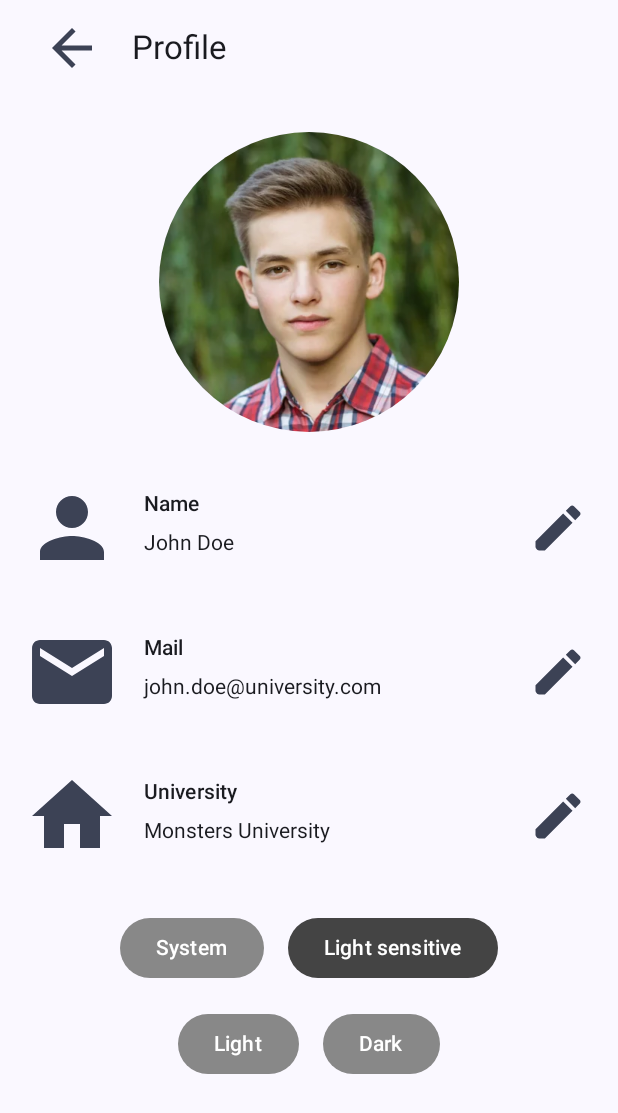
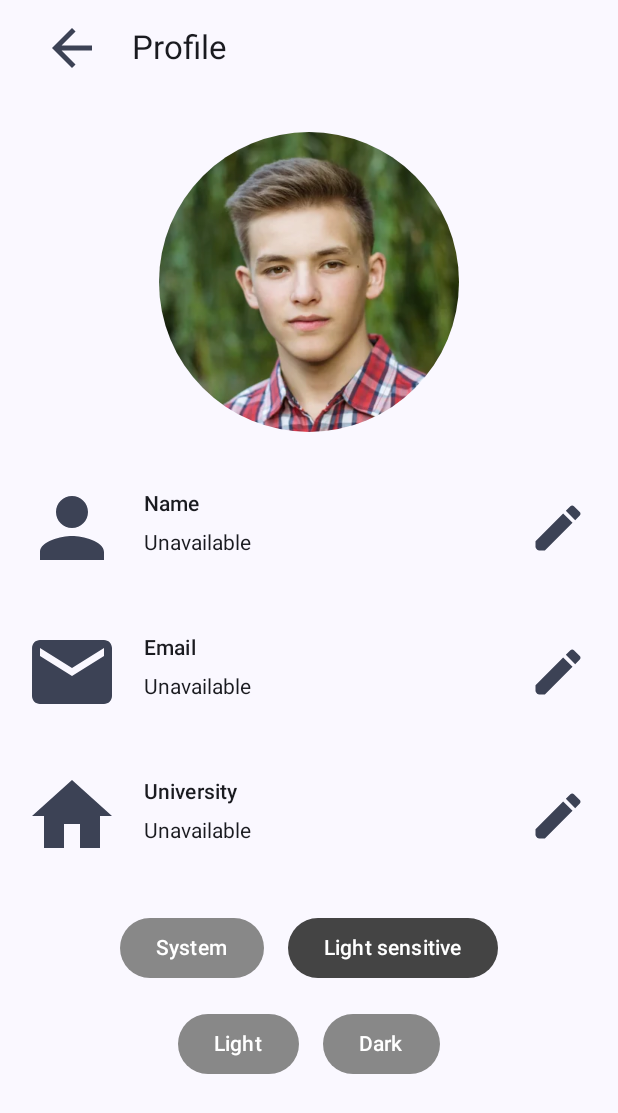
Before and after one commit to ISIS3510-202410-Team33/mobile-kotlin, an Android app built with Jetpack Compose: the NewProfileActivity screen opened directly, with no data from a screen before it, on a phone screen of 412 x 824 dp. Shown: the top 1113 px of the screen. Run offline under Robolectric (Android 15) with nearby library versions, the phone set to English and light mode, and no system bars.

Commit message:
Repository filled, caching strategy applied, context injected into ProfileVM

```diff
--- /dev/null
+++ b/app/src/main/java/com/example/ventura/model/ProfileModel.kt
@@ -0,0 +1,37 @@
+package com.example.ventura.model
+
+import android.app.Application
+import com.example.ventura.model.data.Profile
+import com.example.ventura.model.data.ProfileCache
+
+class ProfileModel(application: Application) {
+    private val profileCache = ProfileCache(application)
+//    private val profileRemote = ProfileRemote(
+//        backendUrl = "https://ventura-backend-jaj1.onrender.com",
+//        email = "None"
+//    )
+
+    /**
+     * Returns current profile data
+     */
+    fun getProfileData(): Profile {
+        // from cache
+        var profile = profileCache.getProfileData()
+
+        if (profile == profileCache.noneProfile) {
+            // from network
+            //profile = profileRemote.getProfileData()
+        }
+
+        return profile
+    }
+
+
+    /**
+     * Updates profile data with the
+     * current profile set
+     */
+    fun updateProfileData(newProfile: Profile): Unit {
+        profileCache.updateProfileData(newProfile)
+    }
+}
--- a/app/src/main/java/com/example/ventura/model/data/Profile.kt
+++ b/app/src/main/java/com/example/ventura/model/data/Profile.kt
@@ -1,9 +1,12 @@
 package com.example.ventura.model.data
+
+import android.content.Context
+import android.content.Context.MODE_PRIVATE
+import android.util.Log
 
 
 /**
  * Represents the profile of a user in the app
- * @param profileImage resource ID of the users profile image
  * @param name name of the person
  * @param email email of the user in the form AAAA@mail.ext
  * @param universityName full name of the university
@@ -16,31 +19,100 @@ data class Profile(
 )
 
 
+
 /**
  * Repository for the Profile class. Abstracts
  * model aspects of Profile and fetches from back
  */
-class ProfileRepository {
+interface ProfileRepository {
+    val noneProfile: Profile
+        get() = Profile(
+            name = "Unavailable",
+            email = "Unavailable",
+            universityName = "Unavailable"
+        )
 
     /**
-     * Returns current profile data
+     * Returns profile data for the current logged user
+     * @return Profile object with current user info
      */
-    fun getProfileData(): Profile {
-        // TODO: fetch profile data
+    fun getProfileData(): Profile
+
+    /**
+     * Updates profile data for the profile given
+     * @param newProfile new profile object with information to update
+     */
+    fun updateProfileData(newProfile: Profile)
+}
+
+
+/**
+ * Implementation of the ProfileRepository by using the local caching strategy
+ */
+class ProfileCache(context: Context) : ProfileRepository {
+
+    val sharedPreferences = context.getSharedPreferences("MyPrefs", MODE_PRIVATE)
+
+    override fun getProfileData(): Profile {
+        Log.d("profile-cache", "Getting profile data from caché")
         return Profile(
-            name = "John Doe",
-            email = "john.doe@university.com",
-            universityName = "Monsters University"
+            name = sharedPreferences.getString(
+                "name", noneProfile.name)!!,
+            email = sharedPreferences.getString(
+                "email", noneProfile.email)!!,
+            universityName = sharedPreferences.getString(
+                "universityName", noneProfile.universityName)!!
         )
     }
 
+    override fun updateProfileData(newProfile: Profile) {
+        Log.d("profile-cache", "Updating profile data to caché")
+        with (sharedPreferences.edit()) {
+            putString("name", newProfile.name)
+            putString("email", newProfile.email)
+            putString("universityName", newProfile.universityName)
+            // TODO: implement with commit for ACID. Must create coroutine
+            apply()
+        }
+    }
 
-    /**
-     * Updates profile data with the
-     * current profile set
-     */
-    fun updateProfileData(newProfile: Profile): Unit {
-        // TODO: update profile data in the back
-        return
-    }
 }
+
+/**
+ * Implementation of the ProfileRepository by using the remote, deployed database API
+ */
+//class ProfileRemote(
+//    private val backendUrl: String,
+//    private val email: String
+//) : ProfileRepository {
+//
+//    // firebase authenticator. Used to get user info
+//    private var auth: FirebaseAuth = FirebaseAuth.getInstance()
+//
+//    // to make backend requests
+//    private val retrofit = Retrofit.Builder()
+//        .baseUrl(backendUrl)
+//        .build()
+//
+//    private val profileService: ProfileService = retrofit.create(ProfileService::class.java)
+//
+//
+//    override fun getProfileData(): Profile {
+//        val userResponse = profileService.getUserByEmail(email)
+//        val collegeResponse = profileService.getUniversityById(userResponse.college)
+//
+//        return Profile(
+//            name = userResponse.name,
+//            email = userResponse.email,
+//            universityName = collegeResponse.name
+//        )
+//    }
+//
+//
+//    override fun updateProfileData(newProfile: Profile) {
+//        profileService.updateUser(
+//            email = email,
+//            newName = newProfile.name
+//        )
+//    }
+//}
--- a/app/src/main/java/com/example/ventura/ui/screens/ProfileScreen.kt
+++ b/app/src/main/java/com/example/ventura/ui/screens/ProfileScreen.kt
@@ -3,6 +3,7 @@
 package com.example.ventura.ui.screens
 
 import androidx.compose.foundation.Image
+import androidx.compose.foundation.background
 import androidx.compose.foundation.layout.Arrangement
 import androidx.compose.foundation.layout.Column
 import androidx.compose.foundation.layout.Row
@@ -87,6 +88,7 @@ fun ProfileScreen(
                     itemTitle = "Name",
                     itemIcon = Icons.Filled.Person,
                     itemText = profileUiState.profile.name,
+                    canEdit = true,
                     onBoxExit = { profileViewModel.updateProfileData() },
                     onNewText = { profileViewModel.changeProfileName(it) }
                 )
@@ -94,9 +96,10 @@ fun ProfileScreen(
             item {
                 ProfileItem(
                     modifier = Modifier,
-                    itemTitle = "Mail",
+                    itemTitle = "Email",
                     itemIcon = Icons.Default.Email,
                     itemText = profileUiState.profile.email,
+                    canEdit = false,
                     onBoxExit = { profileViewModel.updateProfileData() },
                     onNewText = { profileViewModel.changeProfileEmail(it) }
                 )
@@ -108,6 +111,7 @@ fun ProfileScreen(
                     itemTitle = "University",
                     itemIcon = Icons.Default.Home,
                     itemText = profileUiState.profile.universityName,
+                    canEdit = false,
                     onBoxExit = { profileViewModel.updateProfileData() },
                     onNewText = { profileViewModel.changeProfileUniversity(it) }
                 )
@@ -195,6 +199,7 @@ private fun ProfileItem(
     itemTitle: String,
     itemIcon: ImageVector,
     itemText: String,
+    canEdit: Boolean,
     onNewText: (String) -> Unit,
     onBoxExit: () -> Unit
 ) {
@@ -202,7 +207,8 @@ private fun ProfileItem(
 
     Row (
         modifier = modifier
-            .padding(smallPadding),
+            .padding(smallPadding)
+            .background(Color.Transparent),
         verticalAlignment = Alignment.CenterVertically
     ) {
         Icon(
@@ -266,7 +272,8 @@ private fun ProfileItem(
                 .padding(smallPadding),
             onClick = {
                 isEditing.value = true
-            }
+            },
+            enabled = canEdit
         ) {
             Icon(
                 modifier = modifier
--- a/app/src/main/java/com/example/ventura/view/NewProfileActivity.kt
+++ b/app/src/main/java/com/example/ventura/view/NewProfileActivity.kt
@@ -3,23 +3,27 @@ package com.example.ventura.view
 import android.os.Bundle
 import androidx.activity.compose.setContent
 import androidx.activity.enableEdgeToEdge
-import androidx.activity.viewModels
 import androidx.compose.foundation.layout.fillMaxSize
 import androidx.compose.material3.Surface
 import androidx.compose.runtime.Composable
 import androidx.compose.ui.Modifier
 import androidx.compose.ui.tooling.preview.Preview
+import androidx.lifecycle.ViewModelProvider
 import com.example.ventura.ui.screens.ProfileScreen
 import com.example.ventura.ui.theme.ThemeScreen
 import com.example.ventura.viewmodel.ProfileViewModel
+import com.example.ventura.viewmodel.ProfileViewModelFactory
 
 class NewProfileActivity : LightSensitiveThemeActivity() {
-    private val profileViewModel: ProfileViewModel by viewModels()
-
 
     override fun onCreate(savedInstanceState: Bundle?) {
         enableEdgeToEdge()
         super.onCreate(savedInstanceState)
+
+        val profileViewModel: ProfileViewModel = ViewModelProvider(
+            this,
+            ProfileViewModelFactory(application)
+        )[ProfileViewModel::class.java]
 
         setContent {
             ThemeScreen(themeViewModel = themeViewModel) {
--- a/app/src/main/java/com/example/ventura/viewmodel/ProfileViewModel.kt
+++ b/app/src/main/java/com/example/ventura/viewmodel/ProfileViewModel.kt
@@ -1,13 +1,18 @@
 package com.example.ventura.viewmodel
 
+import android.app.Application
 import android.util.Log
 import androidx.lifecycle.ViewModel
+import androidx.lifecycle.ViewModelProvider
+import androidx.lifecycle.viewModelScope
+import com.example.ventura.model.ProfileModel
 import com.example.ventura.model.data.Profile
-import com.example.ventura.model.data.ProfileRepository
+import kotlinx.coroutines.Dispatchers
 import kotlinx.coroutines.flow.MutableStateFlow
 import kotlinx.coroutines.flow.StateFlow
 import kotlinx.coroutines.flow.asStateFlow
 import kotlinx.coroutines.flow.update
+import kotlinx.coroutines.launch
 
 
 /**
@@ -17,13 +22,24 @@ data class ProfileUiState(
     val profile: Profile = Profile("","","")
 )
 
+class ProfileViewModelFactory(private val application: Application) : ViewModelProvider.Factory {
+    override fun <T : ViewModel> create(modelClass: Class<T>): T {
+        if (modelClass.isAssignableFrom(ProfileViewModel::class.java)) {
+            @Suppress("UNCHECKED_CAST")
+            return ProfileViewModel(application) as T
+        }
+        throw IllegalArgumentException("Unknown ViewModel class")
+    }
+}
+
+
 
 /**
  * ViewModel for the Profile info. Contains all important
  * user info displayed on the ProfileScreen
  */
-class ProfileViewModel : ViewModel() {
-    private val profileRepository = ProfileRepository()
+class ProfileViewModel(application: Application) : ViewModel() {
+    private val profileModel = ProfileModel(application)
 
     // inner object, modifiable by the ViewModel
     private val _uiState = MutableStateFlow(ProfileUiState())
@@ -41,7 +57,10 @@ class ProfileViewModel : ViewModel() {
 
 
     fun refreshProfileData() {
-        _uiState.value = ProfileUiState(profile = profileRepository.getProfileData())
+        Log.d("profile-vm", "Refreshing profile data")
+        viewModelScope.launch(Dispatchers.Default) {
+            _uiState.value = ProfileUiState(profile = profileModel.getProfileData())
+        }
     }
 
 
@@ -50,7 +69,7 @@ class ProfileViewModel : ViewModel() {
      * @param newName the new name of the profile
      */
     fun changeProfileName(newName: String) {
-        Log.d("change-profile", "Changing to $newName")
+        Log.d("profile-vm", "Changing name to $newName")
         _uiState.update { currentState ->
             currentState.copy(
                 profile = currentState.profile.copy(name = newName)
@@ -65,7 +84,7 @@ class ProfileViewModel : ViewModel() {
      * @param newEmail the new email of the profile
      */
     fun changeProfileEmail(newEmail: String) {
-        Log.d("change-profile", "Changing to $newEmail")
+        Log.d("profile-vm", "Changing email to $newEmail")
         _uiState.update { currentState ->
             currentState.copy(
                 profile = currentState.profile.copy(email = newEmail)
@@ -79,7 +98,7 @@ class ProfileViewModel : ViewModel() {
      * @param newUniversity the new universiy's name of the profile
      */
     fun changeProfileUniversity(newUniversity: String) {
-        Log.d("change-profile", "Changing to $newUniversity")
+        Log.d("profile-vm", "Changing universityName to $newUniversity")
         _uiState.update { currentState ->
             currentState.copy(
                 profile = currentState.profile.copy(name = newUniversity)
@@ -90,6 +109,6 @@ class ProfileViewModel : ViewModel() {
 
     fun updateProfileData() {
         Log.d("profile-vm", "Profile data updated")
-        profileRepository.updateProfileData(uiState.value.profile)
+        profileModel.updateProfileData(uiState.value.profile)
     }
 }
```
Also changed, not shown: app/src/main/java/com/example/ventura/model/service/ProfileService.kt (added, +41 -0 lines).
